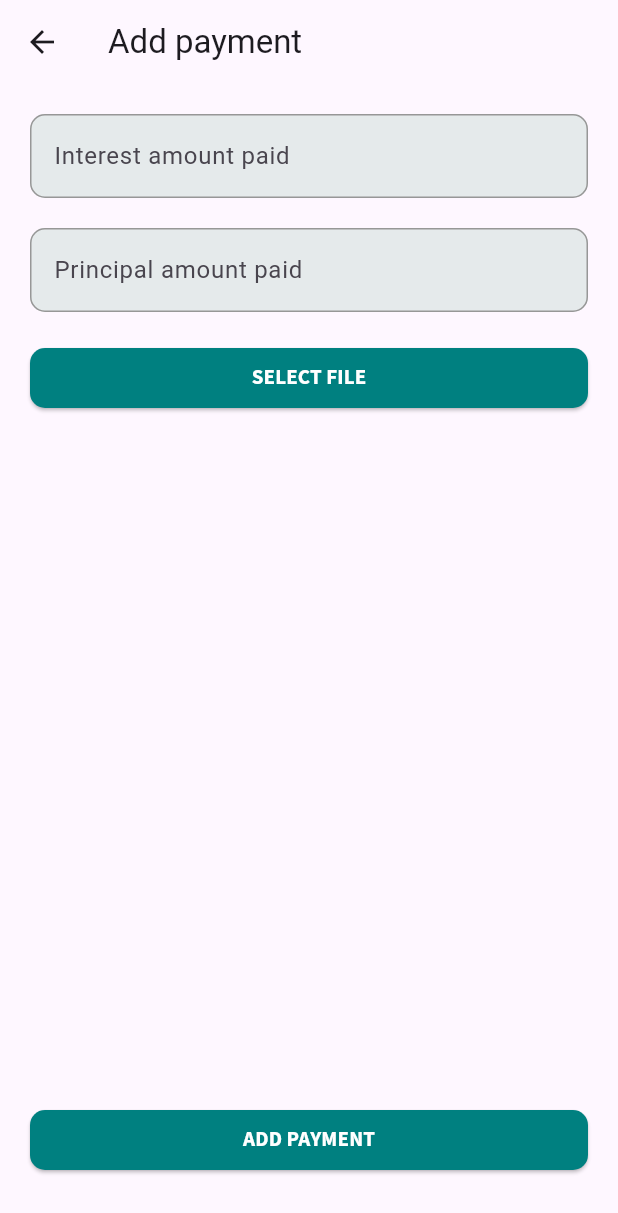
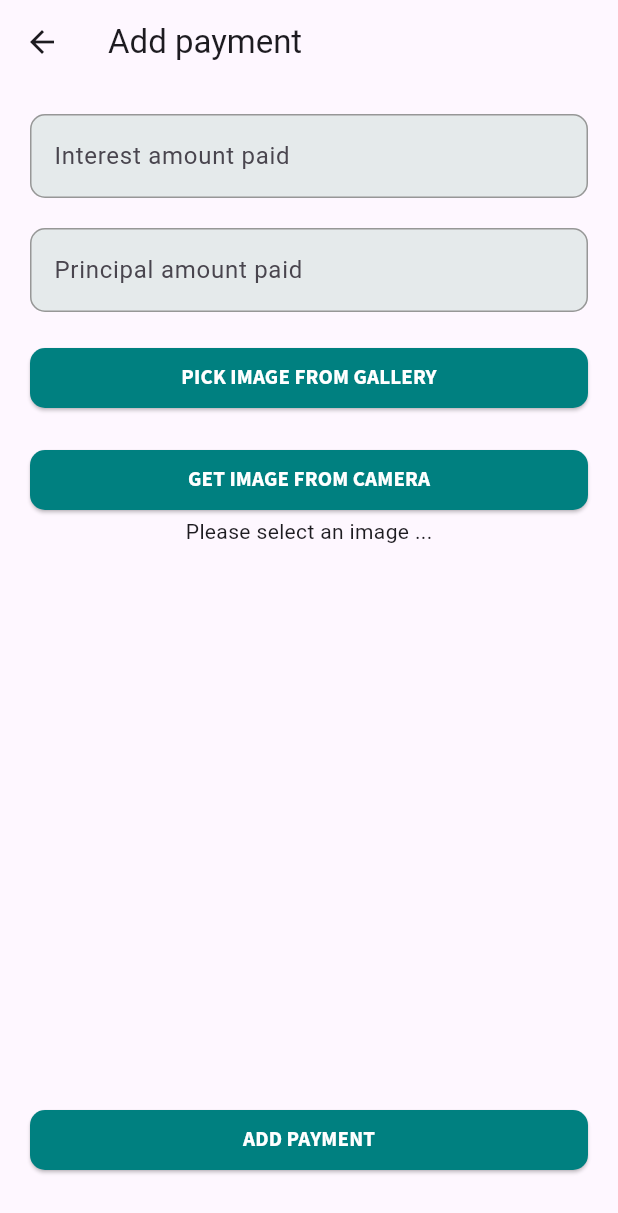
Before and after one commit to tomaswesterlund/pokinia-lending-manager, a Flutter app: the LoanStatementPage screen opened directly with empty values, after a tap on "ADD PAYMENT", on a phone screen of 412 x 824 dp. Shown: the top 1213 px of the screen. Run offline on Flutter 3.47's test engine with Material 3 defaults, Android fonts, the phone set to English and light mode, and no system bars; our stand-ins replace circular_profile_avatar, cloud_firestore, firebase_auth, firebase_core, firebase_storage, google_fonts and 1 more; accounts and stored records are empty.

Commit message:
Adds option to choose an image for a payment

```diff
--- a/src/lib/components/payments/payment_table_component.dart
+++ b/src/lib/components/payments/payment_table_component.dart
@@ -16,16 +16,15 @@ class PaymentTable extends StatelessWidget {
   Widget build(BuildContext context) {
     var paymentService = Provider.of<PaymentService>(context, listen: false);
 
-    return StreamBuilder(
+    return Expanded(
+      child: StreamBuilder(
         stream:
             paymentService.getPaymentsByLoanStatementIdStream(loanStatementId),
         builder: (context, paymentsSnapshot) {
           if (paymentsSnapshot.hasData) {
             var payments = paymentsSnapshot.data as List<PaymentModel>;
             payments.sort((a, b) => b.date.compareTo(a.date));
-
-          return Expanded(
-            child: ListView.builder(
+            return ListView.builder(
               shrinkWrap: true,
               itemCount: payments.length,
               itemBuilder: (context, index) {
@@ -67,7 +66,9 @@ class PaymentTable extends StatelessWidget {
                                   text: payment.principalAmountPaid
                                       .toFormattedCurrency()),
                             ),
-                            const Expanded(child: Icon(Icons.arrow_forward_ios, size: 12.0))
+                            const Expanded(
+                                child:
+                                    Icon(Icons.arrow_forward_ios, size: 12.0))
                           ],
                         ),
                       ),
@@ -75,7 +76,6 @@ class PaymentTable extends StatelessWidget {
                   ),
                 );
               },
-            ),
             );
           } else if (paymentsSnapshot.hasError) {
             debugPrint(paymentsSnapshot.error.toString());
@@ -84,6 +84,7 @@ class PaymentTable extends StatelessWidget {
             return const Center(child: CircularProgressIndicator());
           }
         },
+      ),
     );
   }
 }
--- a/src/lib/pages/payments/new_payment_page.dart
+++ b/src/lib/pages/payments/new_payment_page.dart
@@ -1,8 +1,7 @@
 import 'dart:io';
-
-import 'package:file_picker/file_picker.dart';
 import 'package:firebase_storage/firebase_storage.dart';
 import 'package:flutter/material.dart';
+import 'package:image_picker/image_picker.dart';
 import 'package:pokinia_lending_manager/components/buttons/my_cta_button.dart';
 import 'package:pokinia_lending_manager/components/input/my_text_form_field.dart';
 import 'package:pokinia_lending_manager/services/payment_service.dart';
@@ -28,7 +27,7 @@ class _NewPaymentPageState extends State<NewPaymentPage> {
       TextEditingController();
   final TextEditingController _principalAmountPaidController =
       TextEditingController();
-  PlatformFile? _selectedFile;
+  File? _selectedImage;
   bool _isProcessing = false;
 
   void _addPayment() async {
@@ -42,9 +41,8 @@ class _NewPaymentPageState extends State<NewPaymentPage> {
     var principalAmountPaid = double.parse(_principalAmountPaidController.text);
     var date = DateTime.now();
 
-
     var urlDownload = "";
-    if(_selectedFile != null) {
+    if (_selectedImage != null) {
       urlDownload = await _uploadFile();
     }
 
@@ -76,19 +74,31 @@ class _NewPaymentPageState extends State<NewPaymentPage> {
     );
   }
 
-  Future _selectFile() async {
-    final result = await FilePicker.platform.pickFiles();
+  Future _pickImageFromGallery() async {
+    final returnedImage =
+        await ImagePicker().pickImage(source: ImageSource.gallery);
 
-    if (result != null) {
+    if (returnedImage != null) {
       setState(() {
-        _selectedFile = result.files.single;
+        _selectedImage = File(returnedImage.path);
+      });
+    }
+  }
+
+  Future _pickImageFromCamera() async {
+    final returnedImage =
+        await ImagePicker().pickImage(source: ImageSource.camera);
+
+    if (returnedImage != null) {
+      setState(() {
+        _selectedImage = File(returnedImage.path);
       });
     }
   }
 
   Future<String> _uploadFile() async {
     final path = 'files/payment_receipts/${UniqueKey().toString()}.png';
-    final file = File(_selectedFile!.path!);
+    final file = File(_selectedImage!.path);
 
     final ref = FirebaseStorage.instance.ref().child(path);
     var uploadTask = ref.putFile(file);
@@ -132,21 +142,18 @@ class _NewPaymentPageState extends State<NewPaymentPage> {
                   Padding(
                     padding: const EdgeInsets.fromLTRB(20, 20, 20, 0),
                     child: MyCtaButton(
-                        text: "Select file", onPressed: _selectFile),
+                        text: "Pick image from gallery",
+                        onPressed: _pickImageFromGallery),
                   ),
-                  if (_selectedFile != null)
-                    Expanded(
-                      child: Container(
-                        color: Colors.blue,
-                        child: Center(
-                          child: Image.file(
-                            File(_selectedFile!.path!),
-                            width: double.infinity,
-                            fit: BoxFit.cover,
-                          ),
-                        ),
-                      ),
-                    )
+                  Padding(
+                    padding: const EdgeInsets.fromLTRB(20, 20, 20, 0),
+                    child: MyCtaButton(
+                        text: "Get image from camera",
+                        onPressed: _pickImageFromCamera),
+                  ),
+                  _selectedImage != null
+                      ? Image.file(_selectedImage!, height: 200, width: 200)
+                      : const Text("Please select an image ...")
                 ],
               ),
               if (_isProcessing)
--- a/src/pubspec.yaml
+++ b/src/pubspec.yaml
@@ -45,6 +45,7 @@ dependencies:
   http: ^1.2.0
   file_picker: ^6.1.1
   firebase_storage: ^11.6.5
+  image_picker: ^1.0.7
 
 dev_dependencies:
   flutter_test:
```
Also changed, not shown: src/lib/pages/payments/payment_page.dart (+36 -8 lines), src/pubspec.lock, 2 other files. Lines whose indentation alone changed are shown as unchanged.
